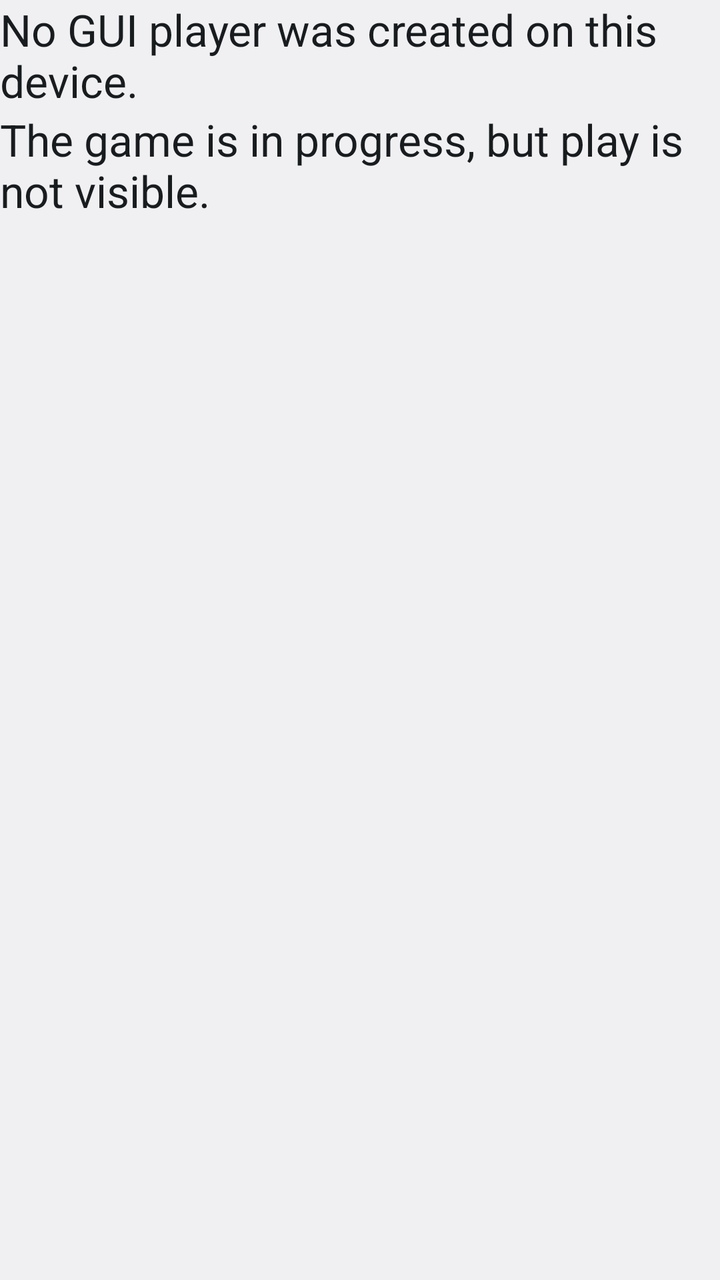
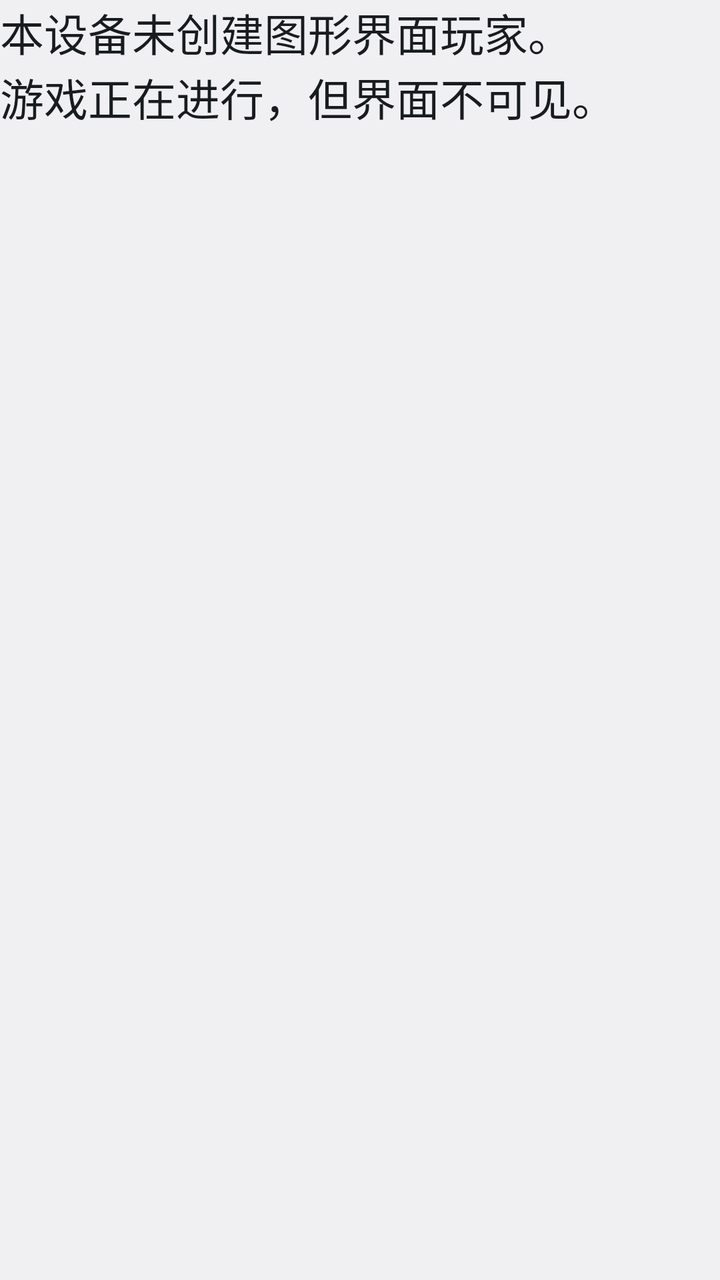

Screens rendered from an Android XML layout before and after an edit, with the pre-edit source and the edit as a unified diff.
<!-- AndroidManifest.xml: application theme android:Theme.DeviceDefault.Light.NoActionBar.Fullscreen -->
<!-- res/layout/game_no_gui.xml -->
<?xml version="1.0" encoding="utf-8"?>
<LinearLayout xmlns:android="http://schemas.android.com/apk/res/android"
    android:layout_width="match_parent"
    android:layout_height="match_parent"
    android:orientation="vertical" >

    <TextView
        android:id="@+id/textView1"
        android:layout_width="wrap_content"
        android:layout_height="wrap_content"
        android:text="No GUI player was created on this device."
        android:textAppearance="?android:attr/textAppearanceLarge" />

    <TextView
        android:id="@+id/textView2"
        android:layout_width="wrap_content"
        android:layout_height="wrap_content"
        android:text="The game is in progress, but play is not visible."
        android:textAppearance="?android:attr/textAppearanceLarge" />

</LinearLayout>
<!-- resources referenced by this layout -->
<resources>

</resources>

<!-- the commit's change to res/layout/game_no_gui.xml (unified diff, before → after) -->
@@ -8,14 +8,14 @@
         android:id="@+id/textView1"
         android:layout_width="wrap_content"
         android:layout_height="wrap_content"
-        android:text="No GUI player was created on this device."
+        android:text="本设备未创建图形界面玩家。"
         android:textAppearance="?android:attr/textAppearanceLarge" />
 
     <TextView
         android:id="@+id/textView2"
         android:layout_width="wrap_content"
         android:layout_height="wrap_content"
-        android:text="The game is in progress, but play is not visible."
+        android:text="游戏正在进行，但界面不可见。"
         android:textAppearance="?android:attr/textAppearanceLarge" />
 
 </LinearLayout>
